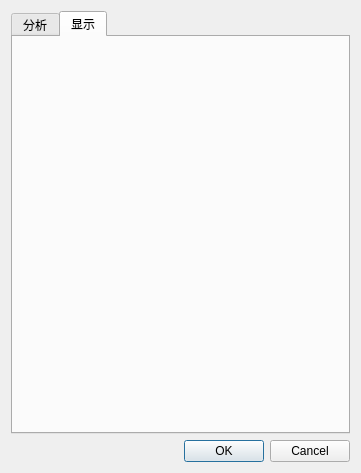
Above: src/ui/settings.ui from alchemist1234/QTracker2 before the change. Below: the same form after it.
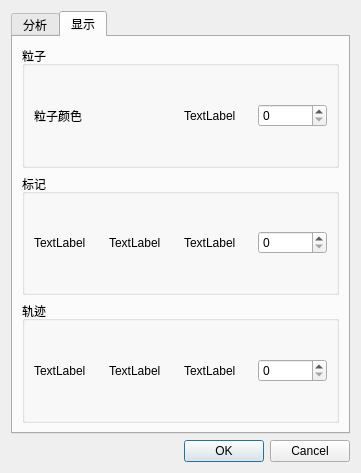
That is the form after the change. The open tabs and pages were chosen to show the change.

```diff
--- a/src/ui/settings.ui
+++ b/src/ui/settings.ui
@@ -707,7 +707,125 @@
       <attribute name="title">
        <string>显示</string>
       </attribute>
-      <layout class="QVBoxLayout" name="verticalLayout7"/>
+      <layout class="QVBoxLayout" name="verticalLayout7">
+       <item>
+        <widget class="QGroupBox" name="groupBox_6">
+         <property name="title">
+          <string>粒子</string>
+         </property>
+         <layout class="QVBoxLayout" name="verticalLayout_2">
+          <item>
+           <layout class="QHBoxLayout" name="horizontalLayout_11">
+            <item>
+             <widget class="QLabel" name="lb_particle_color">
+              <property name="text">
+               <string>粒子颜色</string>
+              </property>
+             </widget>
+            </item>
+            <item>
+             <widget class="QLabel" name="lb_particle_color_display">
+              <property name="sizePolicy">
+               <sizepolicy hsizetype="Preferred" vsizetype="Preferred">
+                <horstretch>0</horstretch>
+                <verstretch>0</verstretch>
+               </sizepolicy>
+              </property>
+              <property name="text">
+               <string/>
+              </property>
+             </widget>
+            </item>
+            <item>
+             <widget class="QLabel" name="label_3">
+              <property name="text">
+               <string>TextLabel</string>
+              </property>
+             </widget>
+            </item>
+            <item>
+             <widget class="QSpinBox" name="spinBox"/>
+            </item>
+           </layout>
+          </item>
+         </layout>
+        </widget>
+       </item>
+       <item>
+        <widget class="QGroupBox" name="groupBox_7">
+         <property name="title">
+          <string>标记</string>
+         </property>
+         <layout class="QVBoxLayout" name="verticalLayout_3">
+          <item>
+           <layout class="QHBoxLayout" name="horizontalLayout_12">
+            <item>
+             <widget class="QLabel" name="label_5">
+              <property name="text">
+               <string>TextLabel</string>
+              </property>
+             </widget>
+            </item>
+            <item>
+             <widget class="QLabel" name="label_4">
+              <property name="text">
+               <string>TextLabel</string>
+              </property>
+             </widget>
+            </item>
+            <item>
+             <widget class="QLabel" name="label_6">
+              <property name="text">
+               <string>TextLabel</string>
+              </property>
+             </widget>
+            </item>
+            <item>
+             <widget class="QSpinBox" name="spinBox_2"/>
+            </item>
+           </layout>
+          </item>
+         </layout>
+        </widget>
+       </item>
+       <item>
+        <widget class="QGroupBox" name="groupBox_8">
+         <property name="title">
+          <string>轨迹</string>
+         </property>
+         <layout class="QVBoxLayout" name="verticalLayout_4">
+          <item>
+           <layout class="QHBoxLayout" name="horizontalLayout_13">
+            <item>
+             <widget class="QLabel" name="label_7">
+              <property name="text">
+               <string>TextLabel</string>
+              </property>
+             </widget>
+            </item>
+            <item>
+             <widget class="QLabel" name="label_8">
+              <property name="text">
+               <string>TextLabel</string>
+              </property>
+             </widget>
+            </item>
+            <item>
+             <widget class="QLabel" name="label_9">
+              <property name="text">
+               <string>TextLabel</string>
+              </property>
+             </widget>
+            </item>
+            <item>
+             <widget class="QSpinBox" name="spinBox_3"/>
+            </item>
+           </layout>
+          </item>
+         </layout>
+        </widget>
+       </item>
+      </layout>
      </widget>
     </widget>
    </item>
```
Left out of the diff: 2 changed lines with no effect on the pictures.
